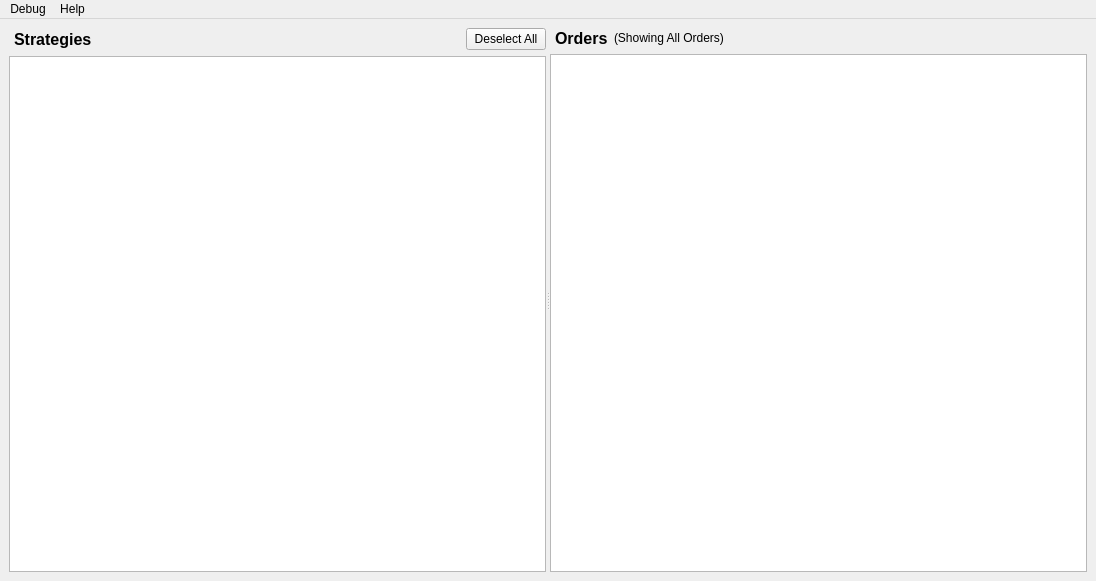
Above: Views/mainwindow.ui from yunnsbz/StrategyMonitor before the change. Below: the same form after it.
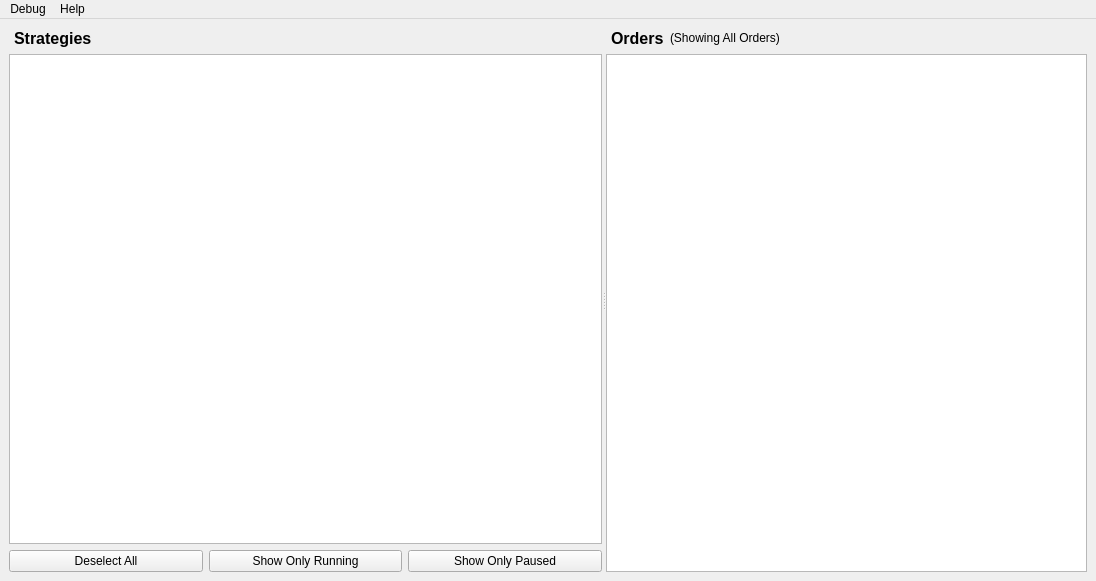
That is the form after the change.

Commit message:
added filter buttons
Increased the minimum width of the splitter's first widget from 300 to 320 for filter button readability.
Updated the main window UI to add 'Show Only Running' and 'Show Only Paused' buttons alongside 'Deselect All'.

```diff
--- a/Views/mainwindow.ui
+++ b/Views/mainwindow.ui
@@ -23,7 +23,7 @@
    <string>MainWindow</string>
   </property>
   <widget class="QWidget" name="centralwidget">
-   <layout class="QHBoxLayout" name="horizontalLayout_3">
+   <layout class="QHBoxLayout" name="horizontalLayout_4">
     <item>
      <widget class="QSplitter" name="splitter">
       <property name="orientation">
@@ -74,13 +74,6 @@
             </property>
            </spacer>
           </item>
-          <item>
-           <widget class="QPushButton" name="pushButton_DeselectAll">
-            <property name="text">
-             <string>Deselect All</string>
-            </property>
-           </widget>
-          </item>
          </layout>
         </item>
         <item>
@@ -96,6 +89,31 @@
           </property>
          </widget>
         </item>
+        <item>
+         <layout class="QHBoxLayout" name="horizontalLayout_3">
+          <item>
+           <widget class="QPushButton" name="pushButton_DeselectAll">
+            <property name="text">
+             <string>Deselect All</string>
+            </property>
+           </widget>
+          </item>
+          <item>
+           <widget class="QPushButton" name="pushButton_ShowRunning">
+            <property name="text">
+             <string>Show Only Running</string>
+            </property>
+           </widget>
+          </item>
+          <item>
+           <widget class="QPushButton" name="pushButton_ShowPaused">
+            <property name="text">
+             <string>Show Only Paused</string>
+            </property>
+           </widget>
+          </item>
+         </layout>
+        </item>
        </layout>
       </widget>
       <widget class="QWidget" name="verticalLayoutWidget_2">
```
The commit also changes 1 other file.
